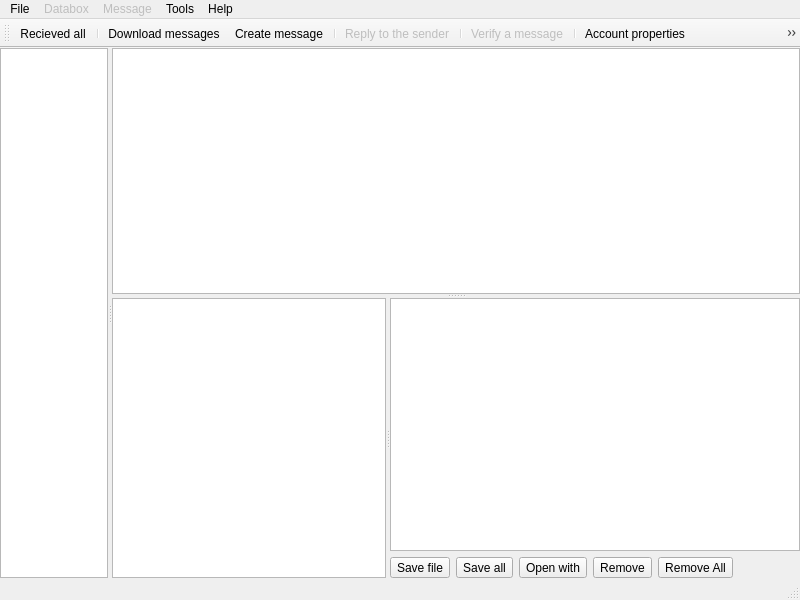
Qt form src/gui/ui/datovka.ui (psakar/datovka) before a commit.
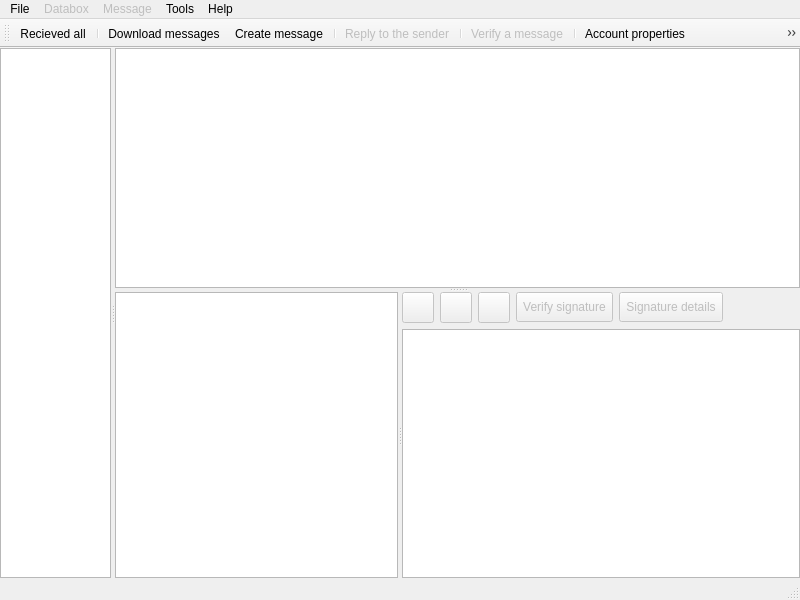
The same form after that commit. Icons and pictures are not drawn.

Commit message: Change message attachment toolbar

Diff of the .ui file:
```diff
--- a/src/gui/ui/datovka.ui
+++ b/src/gui/ui/datovka.ui
@@ -174,6 +174,160 @@
             <widget class="QTextEdit" name="messageInfo"/>
             <widget class="QWidget" name="layoutWidget">
              <layout class="QVBoxLayout" name="verticalLayout">
+              <item>
+               <layout class="QHBoxLayout" name="horizontalLayout">
+                <item>
+                 <widget class="QToolButton" name="downloadComplete">
+                  <property name="enabled">
+                   <bool>false</bool>
+                  </property>
+                  <property name="toolTip">
+                   <string>Download complete message, including attachments and verify its signature</string>
+                  </property>
+                  <property name="text">
+                   <string/>
+                  </property>
+                  <property name="icon">
+                   <iconset resource="../../../res/resources.qrc">
+                    <normaloff>:/icons/24x24/datovka-message-download.png</normaloff>:/icons/24x24/datovka-message-download.png</iconset>
+                  </property>
+                  <property name="iconSize">
+                   <size>
+                    <width>24</width>
+                    <height>24</height>
+                   </size>
+                  </property>
+                  <property name="toolButtonStyle">
+                   <enum>Qt::ToolButtonIconOnly</enum>
+                  </property>
+                 </widget>
+                </item>
+                <item>
+                 <widget class="QToolButton" name="saveAttachment">
+                  <property name="enabled">
+                   <bool>false</bool>
+                  </property>
+                  <property name="toolTip">
+                   <string>Save attachment to a file</string>
+                  </property>
+                  <property name="text">
+                   <string/>
+                  </property>
+                  <property name="icon">
+                   <iconset resource="../../../res/resources.qrc">
+                    <normaloff>:/icons/3party/save_16.png</normaloff>:/icons/3party/save_16.png</iconset>
+                  </property>
+                  <property name="iconSize">
+                   <size>
+                    <width>24</width>
+                    <height>24</height>
+                   </size>
+                  </property>
+                  <property name="toolButtonStyle">
+                   <enum>Qt::ToolButtonIconOnly</enum>
+                  </property>
+                 </widget>
+                </item>
+                <item>
+                 <widget class="QToolButton" name="openAttachment">
+                  <property name="enabled">
+                   <bool>false</bool>
+                  </property>
+                  <property name="toolTip">
+                   <string>Open attachment in an associated application</string>
+                  </property>
+                  <property name="text">
+                   <string/>
+                  </property>
+                  <property name="icon">
+                   <iconset resource="../../../res/resources.qrc">
+                    <normaloff>:/icons/3party/folder_16.png</normaloff>:/icons/3party/folder_16.png</iconset>
+                  </property>
+                  <property name="iconSize">
+                   <size>
+                    <width>24</width>
+                    <height>24</height>
+                   </size>
+                  </property>
+                  <property name="toolButtonStyle">
+                   <enum>Qt::ToolButtonIconOnly</enum>
+                  </property>
+                 </widget>
+                </item>
+                <item>
+                 <widget class="QToolButton" name="verifySignature">
+                  <property name="enabled">
+                   <bool>false</bool>
+                  </property>
+                  <property name="minimumSize">
+                   <size>
+                    <width>0</width>
+                    <height>30</height>
+                   </size>
+                  </property>
+                  <property name="baseSize">
+                   <size>
+                    <width>0</width>
+                    <height>0</height>
+                   </size>
+                  </property>
+                  <property name="text">
+                   <string>Verify signature</string>
+                  </property>
+                  <property name="iconSize">
+                   <size>
+                    <width>24</width>
+                    <height>24</height>
+                   </size>
+                  </property>
+                  <property name="toolButtonStyle">
+                   <enum>Qt::ToolButtonTextOnly</enum>
+                  </property>
+                 </widget>
+                </item>
+                <item>
+                 <widget class="QToolButton" name="signatueDetails">
+                  <property name="enabled">
+                   <bool>false</bool>
+                  </property>
+                  <property name="minimumSize">
+                   <size>
+                    <width>0</width>
+                    <height>30</height>
+                   </size>
+                  </property>
+                  <property name="toolTip">
+                   <string/>
+                  </property>
+                  <property name="text">
+                   <string>Signature details</string>
+                  </property>
+                  <property name="iconSize">
+                   <size>
+                    <width>24</width>
+                    <height>24</height>
+                   </size>
+                  </property>
+                  <property name="toolButtonStyle">
+                   <enum>Qt::ToolButtonTextOnly</enum>
+                  </property>
+                 </widget>
+                </item>
+                <item>
+                 <spacer name="horizontalButtonSpacer">
+                  <property name="orientation">
+                   <enum>Qt::Horizontal</enum>
+                  </property>
+                  <property name="sizeHint" stdset="0">
+                   <size>
+                    <width>40</width>
+                    <height>20</height>
+                   </size>
+                  </property>
+                 </spacer>
+                </item>
+               </layout>
+              </item>
               <item>
                <widget class="QTableView" name="messageAttachmentList">
                 <property name="selectionMode">
@@ -202,93 +356,6 @@
                 </attribute>
                </widget>
               </item>
-              <item>
-               <layout class="QHBoxLayout" name="horizontalLayout">
-                <item>
-                 <widget class="QToolButton" name="saveFileButton">
-                  <property name="text">
-                   <string>Save file</string>
-                  </property>
-                  <property name="icon">
-                   <iconset resource="../../../res/resources.qrc">
-                    <normaloff>:/icons/3party/save_16.png</normaloff>:/icons/3party/save_16.png</iconset>
-                  </property>
-                  <property name="toolButtonStyle">
-                   <enum>Qt::ToolButtonTextUnderIcon</enum>
-                  </property>
-                 </widget>
-                </item>
-                <item>
-                 <widget class="QToolButton" name="saveAllButton">
-                  <property name="text">
-                   <string>Save all</string>
-                  </property>
-                  <property name="icon">
-                   <iconset resource="../../../res/resources.qrc">
-                    <normaloff>:/icons/3party/save_16.png</normaloff>:/icons/3party/save_16.png</iconset>
-                  </property>
-                  <property name="toolButtonStyle">
-                   <enum>Qt::ToolButtonTextUnderIcon</enum>
-                  </property>
-                 </widget>
-                </item>
-                <item>
-                 <widget class="QToolButton" name="openFileButton">
-                  <property name="text">
-                   <string>Open with</string>
-                  </property>
-                  <property name="icon">
-                   <iconset resource="../../../res/resources.qrc">
-                    <normaloff>:/icons/3party/folder_16.png</normaloff>:/icons/3party/folder_16.png</iconset>
-                  </property>
-                  <property name="toolButtonStyle">
-                   <enum>Qt::ToolButtonTextUnderIcon</enum>
-                  </property>
-                 </widget>
-                </item>
-                <item>
-                 <widget class="QToolButton" name="deleteFileButton">
-                  <property name="text">
-                   <string>Remove</string>
-                  </property>
-                  <property name="icon">
-                   <iconset resource="../../../res/resources.qrc">
-                    <normaloff>:/icons/3party/delete_16.png</normaloff>:/icons/3party/delete_16.png</iconset>
-                  </property>
-                  <property name="toolButtonStyle">
-                   <enum>Qt::ToolButtonTextUnderIcon</enum>
-                  </property>
-                 </widget>
-                </item>
-                <item>
-                 <widget class="QToolButton" name="deleteAll">
-                  <property name="text">
-                   <string>Remove All</string>
-                  </property>
-                  <property name="icon">
-                   <iconset resource="../../../res/resources.qrc">
-                    <normaloff>:/icons/3party/delete_16.png</normaloff>:/icons/3party/delete_16.png</iconset>
-                  </property>
-                  <property name="toolButtonStyle">
-                   <enum>Qt::ToolButtonTextUnderIcon</enum>
-                  </property>
-                 </widget>
-                </item>
-                <item>
-                 <spacer name="horizontalButtonSpacer">
-                  <property name="orientation">
-                   <enum>Qt::Horizontal</enum>
-                  </property>
-                  <property name="sizeHint" stdset="0">
-                   <size>
-                    <width>40</width>
-                    <height>20</height>
-                   </size>
-                  </property>
-                 </spacer>
-                </item>
-               </layout>
-              </item>
              </layout>
             </widget>
            </widget>
```
